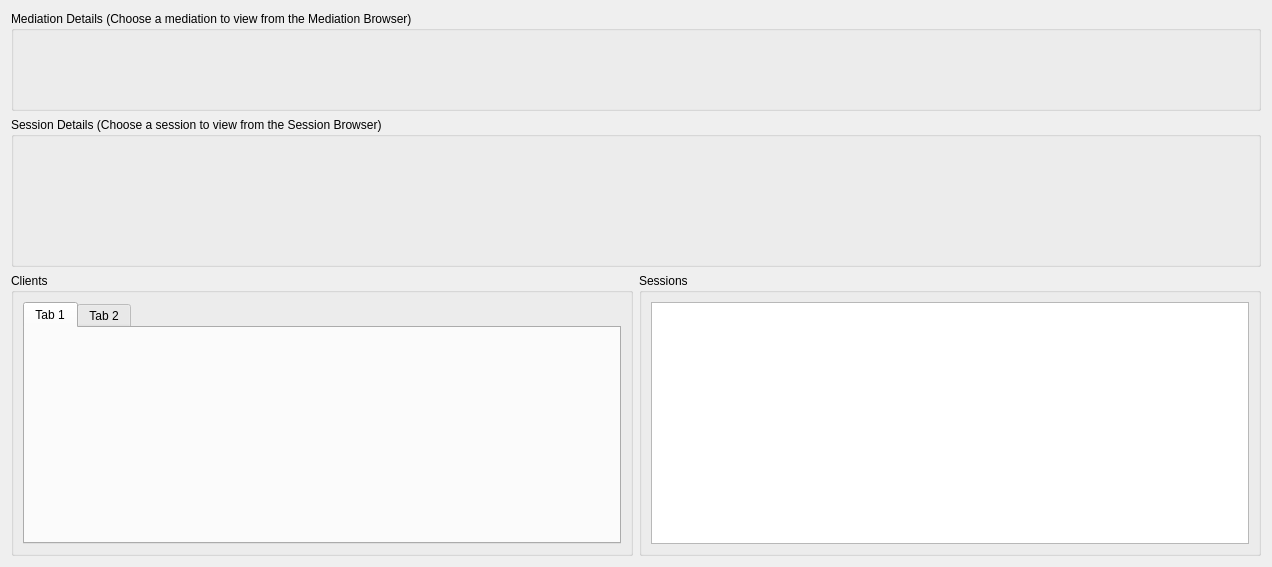
Old version of the form drc/gui/mediationprocessview.ui in the repository lansdon/cpts483_drc.
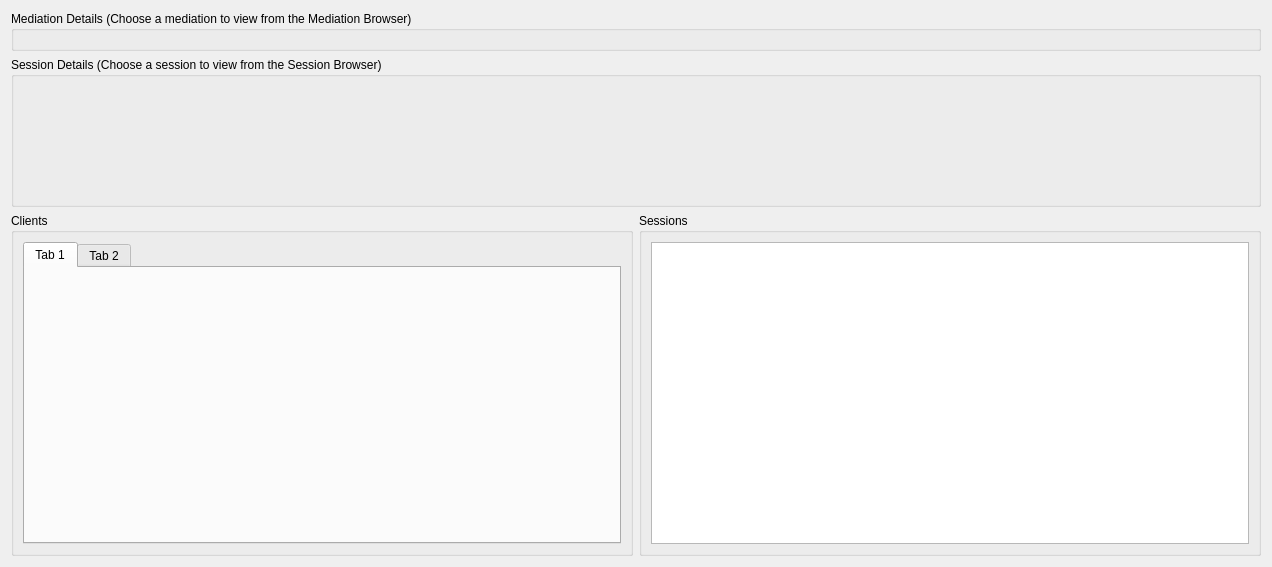
New version of the form.

Diff of the .ui file:
```diff
--- a/drc/gui/mediationprocessview.ui
+++ b/drc/gui/mediationprocessview.ui
@@ -31,7 +31,7 @@
      <property name="minimumSize">
       <size>
        <width>0</width>
-       <height>100</height>
+       <height>40</height>
       </size>
      </property>
      <property name="maximumSize">
@@ -56,18 +56,7 @@
      <property name="title">
       <string>Session Details (Choose a session to view from the Session Browser)</string>
      </property>
-     <layout class="QHBoxLayout" name="horizontalLayout_3">
-      <item>
-       <widget class="QWidget" name="sessionOverviewContainer" native="true">
-        <property name="sizePolicy">
-         <sizepolicy hsizetype="Preferred" vsizetype="Preferred">
-          <horstretch>0</horstretch>
-          <verstretch>0</verstretch>
-         </sizepolicy>
-        </property>
-       </widget>
-      </item>
-     </layout>
+     <layout class="QHBoxLayout" name="horizontalLayout_3"/>
     </widget>
    </item>
    <item>
```
